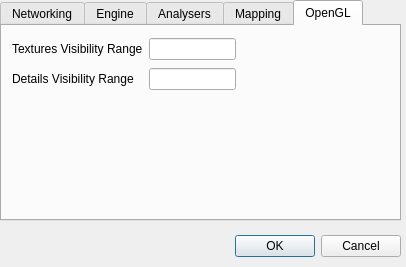
Above: expandora/src/configedit.ui from MUME/exPandora before the change. Below: the same form after it.
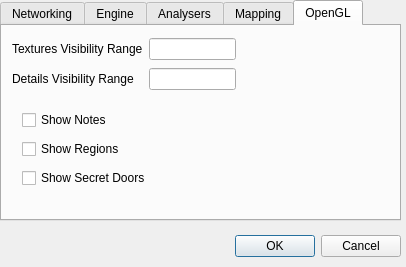
That is the form after the change. The open tabs and pages were chosen to show the change.

Patch:
```diff
--- a/expandora/src/configedit.ui
+++ b/expandora/src/configedit.ui
@@ -407,6 +407,45 @@
       </item>
      </layout>
     </widget>
+    <widget class="QWidget" name="" >
+     <property name="geometry" >
+      <rect>
+       <x>20</x>
+       <y>81</y>
+       <width>146</width>
+       <height>86</height>
+      </rect>
+     </property>
+     <layout class="QVBoxLayout" >
+      <property name="margin" >
+       <number>0</number>
+      </property>
+      <property name="spacing" >
+       <number>6</number>
+      </property>
+      <item>
+       <widget class="QCheckBox" name="checkShowNotes" >
+        <property name="text" >
+         <string>Show Notes</string>
+        </property>
+       </widget>
+      </item>
+      <item>
+       <widget class="QCheckBox" name="checkShowRegions" >
+        <property name="text" >
+         <string>Show Regions</string>
+        </property>
+       </widget>
+      </item>
+      <item>
+       <widget class="QCheckBox" name="checkShowSecrets" >
+        <property name="text" >
+         <string>Show Secret Doors</string>
+        </property>
+       </widget>
+      </item>
+     </layout>
+    </widget>
    </widget>
   </widget>
  </widget>
```
Left out of the diff: 3 changed lines with no effect on the pictures.
